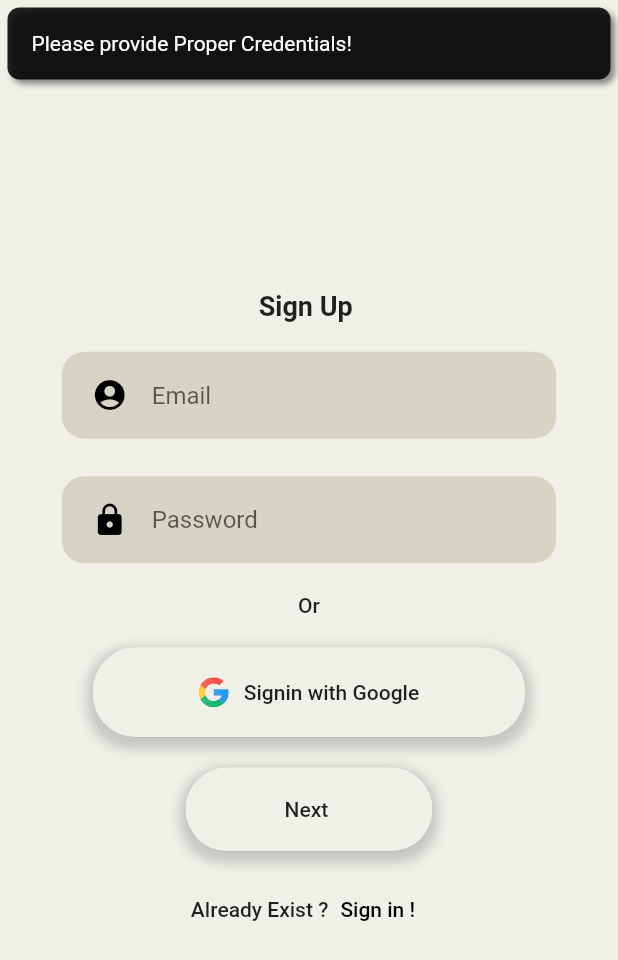
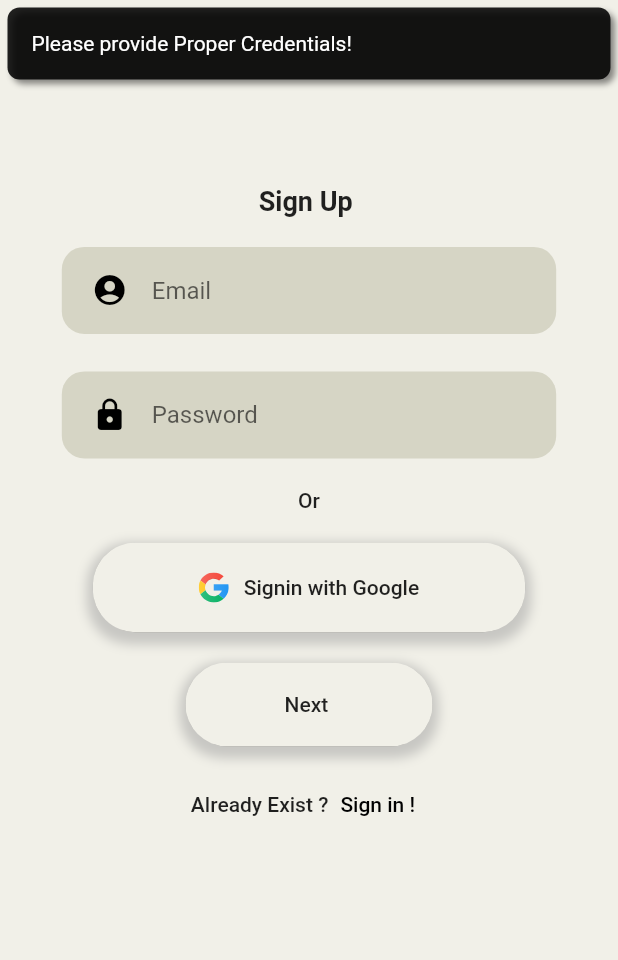
Before and after one commit to imshivamdwivedi/Buddy, a Flutter app: the SignUp screen opened by its route, after a tap on "Next", on a phone screen of 412 x 824 dp. Shown: the top 960 px of the screen. Run offline on Flutter 3.47's test engine with Material 2 defaults, Android fonts, the phone set to English and light mode, and no system bars; drawn by our look-alikes of another_flushbar; our stand-ins replace firebase_auth, firebase_core, firebase_database, flutter_svg, flutter_typeahead, google_sign_in and 2 more; missing offline and left inert: syncfusion_flutter_core; accounts and stored records are empty; network calls fail.

```diff
--- a/lib/auth/sign_up.dart
+++ b/lib/auth/sign_up.dart
@@ -1,3 +1,4 @@
+import 'package:buddy/auth/verify.dart';
 import 'package:buddy/components/custom_snackbar.dart';
 import 'package:buddy/user/screens/user_intial_info.dart';
 import 'package:buddy/user/models/user_model.dart';
@@ -68,7 +69,7 @@ class _SignUpState extends State<SignUp> {
           email: _email, password: _pass);
       print('Signed User Up !');
       _saveUserData(_email);
-      Navigator.of(context).pushReplacementNamed(UserIntialInfo.routeName);
+      Navigator.of(context).pushNamed(VerifyEmail.routeName);
       //return 'signin#done';
     } on PlatformException catch (error) {
       var msg = 'An error Occured, Please try again!';
@@ -192,7 +193,10 @@ class _SignUpState extends State<SignUp> {
   Widget build(BuildContext context) {
     Size size = MediaQuery.of(context).size;
     return Scaffold(
-      body: Center(
+      body: SingleChildScrollView(
+        child: Container(
+          margin: EdgeInsets.symmetric(
+              vertical: MediaQuery.of(context).size.height * 0.15),
           child: Column(
             mainAxisAlignment: MainAxisAlignment.center,
             children: [
@@ -276,6 +280,7 @@ class _SignUpState extends State<SignUp> {
             ],
           ),
         ),
+      ),
     );
   }
 }
--- a/lib/main.dart
+++ b/lib/main.dart
@@ -1,5 +1,6 @@
 import 'package:buddy/auth/sign_in.dart';
 import 'package:buddy/auth/sign_up.dart';
+import 'package:buddy/auth/verify.dart';
 import 'package:buddy/notification/model/notification_provider.dart';
 import 'package:buddy/user/models/home_search_provider.dart';
 import 'package:buddy/user/models/user_genre_provider.dart';
@@ -80,6 +81,7 @@ class MyApp extends StatelessWidget {
         routes: {
           '/': (ctx) => AuthWrapper(),
           SignUp.routeName: (ctx) => SignUp(),
+          VerifyEmail.routeName: (ctx) => VerifyEmail(),
           UserGenre.routeName: (ctx) => UserGenre(),
           UserIntialInfo.routeName: (ctx) => UserIntialInfo(),
           UserDashBoard.routeName: (ctx) => UserDashBoard(),
--- a/lib/notification/screen/notification_screen.dart
+++ b/lib/notification/screen/notification_screen.dart
@@ -59,8 +59,8 @@ class _UserNotificationState extends State<UserNotification> {
               children: [
                 Image.asset(
                   "assets/images/nonewnot.png",
-                  height: 400.0,
-                  width: 400.0,
+                  height: MediaQuery.of(context).size.height * 0.5,
+                  width: MediaQuery.of(context).size.width * 0.5,
                 ),
                 SizedBox(
                   height: 20,
```
Also changed, not shown: lib/auth/verify.dart (added, +56 -0 lines). Lines whose indentation alone changed are shown as unchanged.
